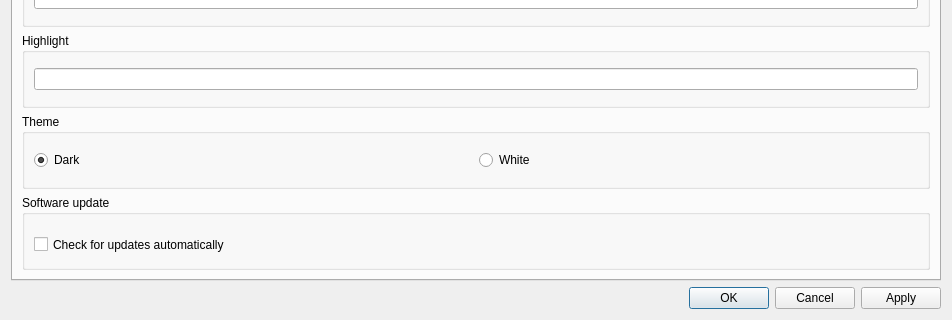
Mrxiang-Plus/darkglogg, file src/optionsdialog.ui: the form before one commit; both pictures show x 0 to 952 and y 524 to 844 of the 952 by 844 pixel window.
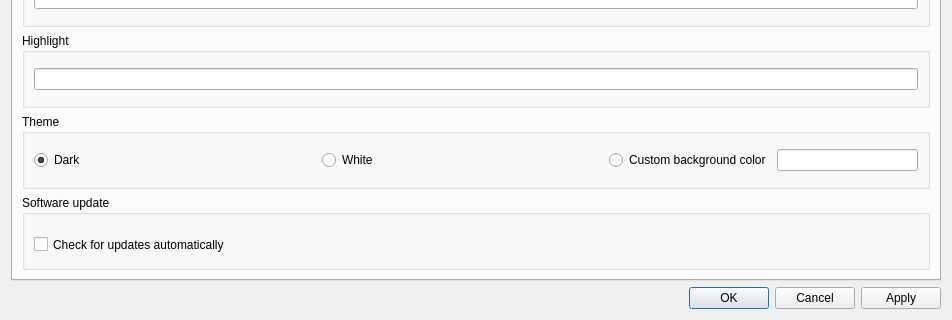
The form after the commit.

Commit message: add custom background color feature.

```diff
--- a/src/optionsdialog.ui
+++ b/src/optionsdialog.ui
@@ -263,6 +263,12 @@
          <layout class="QHBoxLayout" name="horizontalLayout_6">
           <item>
            <widget class="QRadioButton" name="radioButton">
+            <property name="sizePolicy">
+             <sizepolicy hsizetype="Minimum" vsizetype="Fixed">
+              <horstretch>4</horstretch>
+              <verstretch>0</verstretch>
+             </sizepolicy>
+            </property>
             <property name="text">
              <string>Dark</string>
             </property>
@@ -276,6 +282,12 @@
           </item>
           <item>
            <widget class="QRadioButton" name="radioButton_2">
+            <property name="sizePolicy">
+             <sizepolicy hsizetype="Minimum" vsizetype="Fixed">
+              <horstretch>4</horstretch>
+              <verstretch>0</verstretch>
+             </sizepolicy>
+            </property>
             <property name="text">
              <string>White</string>
             </property>
@@ -284,6 +296,35 @@
             </attribute>
            </widget>
           </item>
+          <item>
+           <widget class="QRadioButton" name="customRatioBtn">
+            <property name="sizePolicy">
+             <sizepolicy hsizetype="Minimum" vsizetype="Fixed">
+              <horstretch>2</horstretch>
+              <verstretch>0</verstretch>
+             </sizepolicy>
+            </property>
+            <property name="text">
+             <string>Custom background color</string>
+            </property>
+            <property name="autoExclusive">
+             <bool>true</bool>
+            </property>
+            <attribute name="buttonGroup">
+             <string notr="true">buttonGroup</string>
+            </attribute>
+           </widget>
+          </item>
+          <item>
+           <widget class="QLineEdit" name="custom_lineEdit">
+            <property name="sizePolicy">
+             <sizepolicy hsizetype="Expanding" vsizetype="Fixed">
+              <horstretch>2</horstretch>
+              <verstretch>0</verstretch>
+             </sizepolicy>
+            </property>
+           </widget>
+          </item>
          </layout>
         </widget>
        </item>
```
The commit also changes 7 other files.
